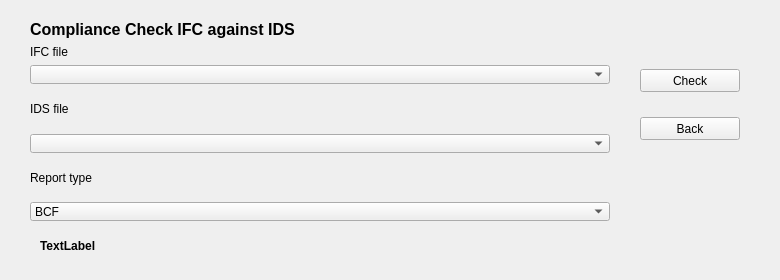
Before: the Qt Designer form GUI_Windows/check.ui in ivanfelipeib/Masterarbeit, drawn with Qt 5.
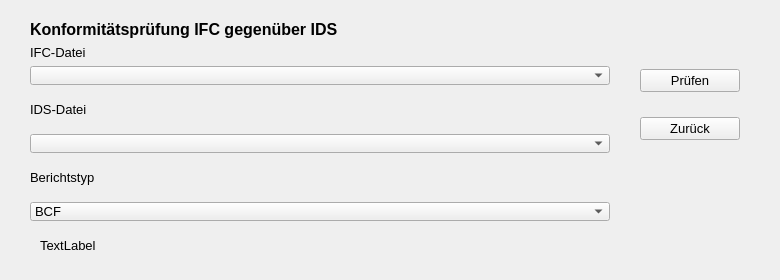
After: the same form once the commit is applied.

Diff of the .ui file:
```diff
--- a/GUI_Windows/check.ui
+++ b/GUI_Windows/check.ui
@@ -49,14 +49,19 @@
           </font>
          </property>
          <property name="text">
-          <string>Compliance Check IFC against IDS</string>
+          <string>Konformitätsprüfung IFC gegenüber IDS</string>
          </property>
         </widget>
        </item>
        <item>
         <widget class="QLabel" name="lbl_ifc_title">
+         <property name="font">
+          <font>
+           <pointsize>10</pointsize>
+          </font>
+         </property>
          <property name="text">
-          <string>IFC file</string>
+          <string>IFC-Datei</string>
          </property>
         </widget>
        </item>
@@ -80,6 +85,11 @@
            <height>19</height>
           </size>
          </property>
+         <property name="font">
+          <font>
+           <pointsize>10</pointsize>
+          </font>
+         </property>
         </widget>
        </item>
       </layout>
@@ -88,8 +98,15 @@
       <layout class="QVBoxLayout" name="verticalLayout">
        <item>
         <widget class="QLabel" name="lbl_ids_file">
+         <property name="font">
+          <font>
+           <pointsize>10</pointsize>
+           <weight>50</weight>
+           <bold>false</bold>
+          </font>
+         </property>
          <property name="text">
-          <string>IDS file</string>
+          <string>IDS-Datei</string>
          </property>
         </widget>
        </item>
@@ -121,8 +138,15 @@
       <layout class="QVBoxLayout" name="verticalLayout_5">
        <item>
         <widget class="QLabel" name="lbl_ids_file_2">
+         <property name="font">
+          <font>
+           <pointsize>10</pointsize>
+           <weight>50</weight>
+           <bold>false</bold>
+          </font>
+         </property>
          <property name="text">
-          <string>Report type</string>
+          <string>Berichtstyp</string>
          </property>
         </widget>
        </item>
@@ -146,6 +170,11 @@
            <height>19</height>
           </size>
          </property>
+         <property name="font">
+          <font>
+           <pointsize>10</pointsize>
+          </font>
+         </property>
          <item>
           <property name="text">
            <string>BCF</string>
@@ -197,8 +226,13 @@
          <height>16777215</height>
         </size>
        </property>
+       <property name="font">
+        <font>
+         <pointsize>10</pointsize>
+        </font>
+       </property>
        <property name="text">
-        <string>Check</string>
+        <string>Prüfen</string>
        </property>
       </widget>
      </item>
@@ -222,8 +256,13 @@
          <height>23</height>
         </size>
        </property>
+       <property name="font">
+        <font>
+         <pointsize>10</pointsize>
+        </font>
+       </property>
        <property name="text">
-        <string>Back</string>
+        <string>Zurück</string>
        </property>
       </widget>
      </item>
@@ -253,8 +292,9 @@
     <property name="font">
      <font>
       <family>Arial</family>
-      <weight>75</weight>
-      <bold>true</bold>
+      <pointsize>10</pointsize>
+      <weight>50</weight>
+      <bold>false</bold>
      </font>
     </property>
     <property name="text">
```
Left out of the diff: 5 changed lines with no effect on the pictures.
